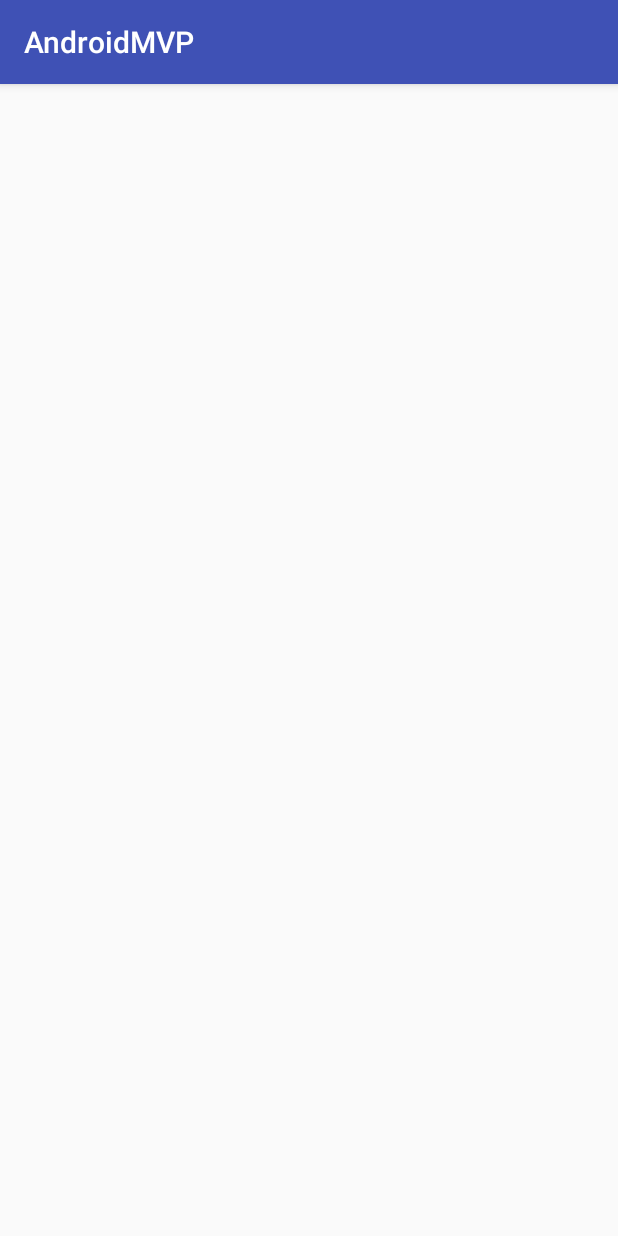
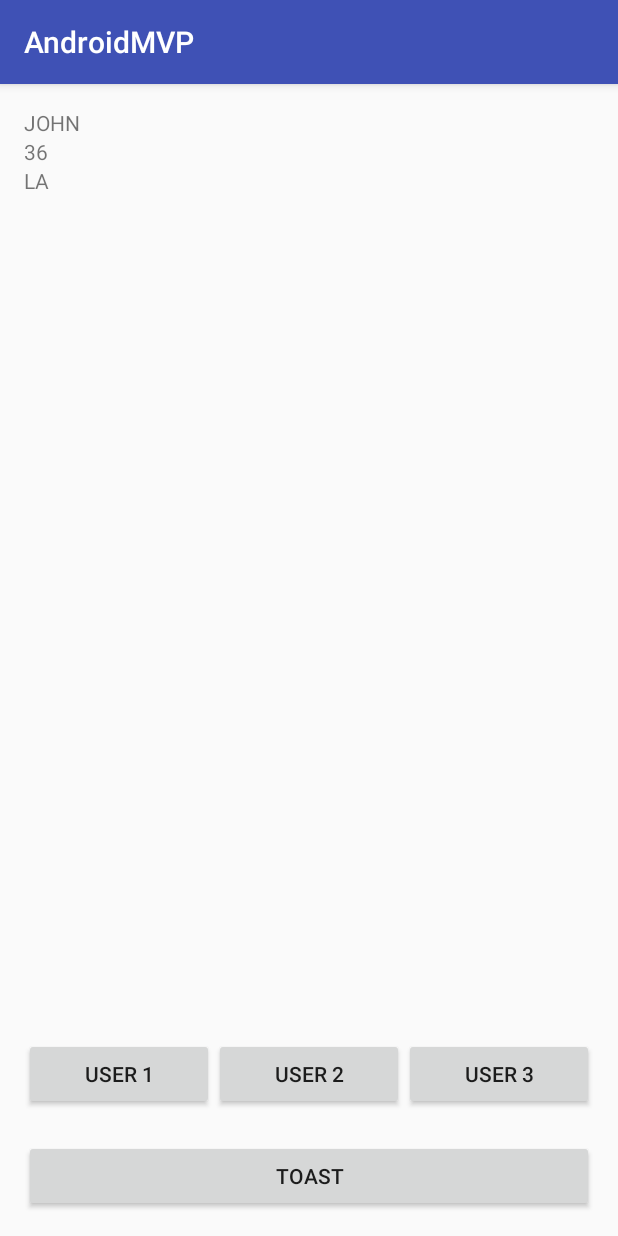
Before and after one commit to magi82/Android_MVP, an Android app: the screen it shows after launch (MainActivity), on a phone screen of 412 x 824 dp. Run offline under Robolectric (Android 15) with nearby library versions, the phone set to English and light mode, and no system bars.

Commit message:
1. change package 2. insert domain layer 3. insert data layer

```diff
--- a/AndroidMVP/app/src/main/AndroidManifest.xml
+++ b/AndroidMVP/app/src/main/AndroidManifest.xml
@@ -8,7 +8,7 @@
         android:label="@string/app_name"
         android:supportsRtl="true"
         android:theme="@style/AppTheme">
-        <activity android:name=".main.MainActivity">
+        <activity android:name=".presentation.main.MainActivity">
             <intent-filter>
                 <action android:name="android.intent.action.MAIN" />
 
--- /dev/null
+++ b/AndroidMVP/app/src/main/java/io/github/magi82/androidmvp/data/DataSource.java
@@ -0,0 +1,15 @@
+package io.github.magi82.androidmvp.data;
+
+/**
+ * Created by magi on 2017. 2. 23..
+ */
+
+public interface DataSource {
+
+    interface ResultCallback<T> {
+
+        void onResultLoaded(T data);
+
+        void onResultNotAvailble();
+    }
+}
--- /dev/null
+++ b/AndroidMVP/app/src/main/java/io/github/magi82/androidmvp/data/account/AccountDataSource.java
@@ -0,0 +1,15 @@
+package io.github.magi82.androidmvp.data.account;
+
+import io.github.magi82.androidmvp.data.DataSource;
+import io.github.magi82.androidmvp.data.account.model.Account;
+
+/**
+ * Created by magi on 2017. 2. 23..
+ */
+
+public interface AccountDataSource extends DataSource {
+
+    void getAccount(ResultCallback<Account> callback);
+
+    void setAccount(Account sInfo, ResultCallback<Account> callback);
+}
--- /dev/null
+++ b/AndroidMVP/app/src/main/java/io/github/magi82/androidmvp/data/account/AccountRepository.java
@@ -0,0 +1,41 @@
+package io.github.magi82.androidmvp.data.account;
+
+import io.github.magi82.androidmvp.data.account.model.Account;
+
+/**
+ * Created by magi on 2017. 2. 23..
+ */
+
+public class AccountRepository implements AccountDataSource {
+
+    private static AccountRepository INSTANCE = null;
+
+    private Account mAccount = null;
+
+    public static AccountRepository getInstance() {
+        if (INSTANCE == null) {
+            INSTANCE = new AccountRepository();
+        }
+
+        return INSTANCE;
+    }
+
+    @Override
+    public void getAccount(ResultCallback<Account> callback) {
+        if (mAccount != null) {
+            callback.onResultLoaded(mAccount);
+        } else {
+            callback.onResultNotAvailble();
+        }
+    }
+
+    @Override
+    public void setAccount(Account sInfo, ResultCallback<Account> callback) {
+        if (sInfo != null) {
+            mAccount = sInfo;
+            callback.onResultLoaded(mAccount);
+        } else {
+            callback.onResultNotAvailble();
+        }
+    }
+}
--- a/AndroidMVP/app/src/main/java/io/github/magi82/androidmvp/model/AccountInfo.java
+++ b/AndroidMVP/app/src/main/java/io/github/magi82/androidmvp/data/account/model/Account.java
@@ -1,10 +1,10 @@
-package io.github.magi82.androidmvp.model;
+package io.github.magi82.androidmvp.data.account.model;
 
 /**
  * Created by quse on 2017. 2. 19..
  */
 
-public class AccountInfo {
+public class Account {
     private String mName;
     private String mAge;
     private String mAddress;
@@ -22,7 +22,7 @@ public class AccountInfo {
     }
 
     public void setAge(String strAge) {
-        this.mAge = mAge;
+        this.mAge = strAge;
     }
 
     public String getAddress() {
@@ -30,6 +30,6 @@ public class AccountInfo {
     }
 
     public void setAddress(String strAddress) {
-        this.mAddress = mAddress;
+        this.mAddress = strAddress;
     }
 }
--- /dev/null
+++ b/AndroidMVP/app/src/main/java/io/github/magi82/androidmvp/domain/UseCase.java
@@ -0,0 +1,17 @@
+package io.github.magi82.androidmvp.domain;
+
+import io.github.magi82.androidmvp.data.account.model.Account;
+
+/**
+ * Created by magi on 2017. 2. 23..
+ */
+
+public interface UseCase {
+
+    interface UseCaseCallback<T> {
+
+        void onSuccess(T data);
+
+        void onFail();
+    }
+}
--- /dev/null
+++ b/AndroidMVP/app/src/main/java/io/github/magi82/androidmvp/domain/usecase/AccountUseCase.java
@@ -0,0 +1,49 @@
+package io.github.magi82.androidmvp.domain.usecase;
+
+import io.github.magi82.androidmvp.data.account.AccountDataSource;
+import io.github.magi82.androidmvp.data.account.AccountRepository;
+import io.github.magi82.androidmvp.data.account.model.Account;
+import io.github.magi82.androidmvp.domain.UseCase;
+
+/**
+ * Created by magi on 2017. 2. 23..
+ */
+
+public class AccountUseCase implements UseCase {
+
+    private final AccountRepository mRepository;
+
+    public AccountUseCase(AccountRepository sRepository) {
+        mRepository = sRepository;
+    }
+
+    public void setAccountInfo(Account sInfo, final UseCase.UseCaseCallback<Account> callback) {
+        if (sInfo != null) {
+            mRepository.setAccount(sInfo, new AccountDataSource.ResultCallback<Account>() {
+                @Override
+                public void onResultLoaded(Account data) {
+                    callback.onSuccess(data);
+                }
+
+                @Override
+                public void onResultNotAvailble() {
+                    callback.onFail();
+                }
+            });
+        }
+    }
+
+    public void getAccountInfo(final UseCase.UseCaseCallback<Account> callback) {
+        mRepository.getAccount(new AccountDataSource.ResultCallback<Account>() {
+            @Override
+            public void onResultLoaded(Account data) {
+                callback.onSuccess(data);
+            }
+
+            @Override
+            public void onResultNotAvailble() {
+                callback.onFail();
+            }
+        });
+    }
+}
--- a/AndroidMVP/app/src/main/java/io/github/magi82/androidmvp/main/MainActivity.java
+++ /dev/null
@@ -1,41 +0,0 @@
-package io.github.magi82.androidmvp.main;
-
-import android.support.v7.app.AppCompatActivity;
-import android.os.Bundle;
-import android.widget.TextView;
-
-import io.github.magi82.androidmvp.R;
-
-public class MainActivity extends AppCompatActivity implements MainContract.View {
-
-    private MainContract.Presenter mPresenter;
-
-    @Override
-    protected void onCreate(Bundle savedInstanceState) {
-        super.onCreate(savedInstanceState);
-        setContentView(R.layout.activity_main);
-
-        this.setPresenter(new MainPresenter(this));
-        mPresenter.start();
-    }
-
-    @Override
-    public void setPresenter(MainContract.Presenter presenter) {
-        mPresenter = presenter;
-    }
-
-    @Override
-    public void setName(String strName) {
-        ((TextView) findViewById(R.id.name)).setText(strName);
-    }
-
-    @Override
-    public void setAge(String strAge) {
-        ((TextView) findViewById(R.id.name)).setText(strAge);
-    }
-
-    @Override
-    public void setAddress(String strAddress) {
-        ((TextView) findViewById(R.id.name)).setText(strAddress);
-    }
-}
--- a/AndroidMVP/app/src/main/java/io/github/magi82/androidmvp/main/MainContract.java
+++ /dev/null
@@ -1,23 +0,0 @@
-package io.github.magi82.androidmvp.main;
-
-import io.github.magi82.androidmvp.core.BasePresenter;
-import io.github.magi82.androidmvp.core.BaseView;
-
-/**
- * Created by quse on 2017. 2. 19..
- */
-
-public interface MainContract {
-
-    interface Presenter extends BasePresenter {
-    }
-
-    interface View extends BaseView<Presenter> {
-
-        void setName(String strName);
-
-        void setAge(String strAge);
-
-        void setAddress(String strAddress);
-    }
-}
--- a/AndroidMVP/app/src/main/java/io/github/magi82/androidmvp/main/MainPresenter.java
+++ /dev/null
@@ -1,30 +0,0 @@
-package io.github.magi82.androidmvp.main;
-
-import io.github.magi82.androidmvp.model.AccountInfo;
-
-/**
- * Created by quse on 2017. 2. 19..
- */
-
-public class MainPresenter implements MainContract.Presenter {
-
-    private MainContract.View mView;
-
-    private AccountInfo mAccountInfo;
-
-    public MainPresenter(MainContract.View view) {
-        mView = view;
-    }
-
-    @Override
-    public void start() {
-        mAccountInfo = new AccountInfo();
-        mAccountInfo.setName("HBK");
-        mAccountInfo.setAge("36");
-        mAccountInfo.setAddress("Korea");
-
-        mView.setName(mAccountInfo.getName());
-        mView.setAge(mAccountInfo.getAge());
-        mView.setAddress(mAccountInfo.getAddress());
-    }
-}
--- a/AndroidMVP/app/src/main/java/io/github/magi82/androidmvp/core/BasePresenter.java
+++ b/AndroidMVP/app/src/main/java/io/github/magi82/androidmvp/presentation/BasePresenter.java
@@ -1,4 +1,4 @@
-package io.github.magi82.androidmvp.core;
+package io.github.magi82.androidmvp.presentation;
 
 /**
  * Created by quse on 2017. 2. 19..
--- a/AndroidMVP/app/src/main/java/io/github/magi82/androidmvp/core/BaseView.java
+++ b/AndroidMVP/app/src/main/java/io/github/magi82/androidmvp/presentation/BaseView.java
@@ -1,4 +1,4 @@
-package io.github.magi82.androidmvp.core;
+package io.github.magi82.androidmvp.presentation;
 
 /**
  * Created by quse on 2017. 2. 19..
--- /dev/null
+++ b/AndroidMVP/app/src/main/java/io/github/magi82/androidmvp/presentation/main/MainActivity.java
@@ -0,0 +1,102 @@
+package io.github.magi82.androidmvp.presentation.main;
+
+import android.support.v7.app.AppCompatActivity;
+import android.os.Bundle;
+import android.view.View;
+import android.widget.Button;
+import android.widget.TextView;
+import android.widget.Toast;
+
+import io.github.magi82.androidmvp.R;
+
+public class MainActivity extends AppCompatActivity implements MainContract.View {
+
+    private MainContract.Presenter mPresenter;
+
+    @Override
+    protected void onCreate(Bundle savedInstanceState) {
+        super.onCreate(savedInstanceState);
+        setContentView(R.layout.activity_main);
+
+        // Create Presenter
+        new MainPresenter(this);
+
+        if (mPresenter != null) {
+            mPresenter.start();
+        }
+
+        Button btnUser1 = (Button) findViewById(R.id.user1);
+        if (btnUser1 != null) {
+            btnUser1.setOnClickListener(new View.OnClickListener() {
+                @Override
+                public void onClick(View view) {
+                    mPresenter.setUser1Data();
+                }
+            });
+        }
+
+        Button btnUser2 = (Button) findViewById(R.id.user2);
+        if (btnUser2 != null) {
+            btnUser2.setOnClickListener(new View.OnClickListener() {
+                @Override
+                public void onClick(View view) {
+                    mPresenter.setUser2Data();
+                }
+            });
+        }
+
+        Button btnUser3 = (Button) findViewById(R.id.user3);
+        if (btnUser3 != null) {
+            btnUser3.setOnClickListener(new View.OnClickListener() {
+                @Override
+                public void onClick(View view) {
+                    mPresenter.setUser3Data();
+                }
+            });
+        }
+
+        Button btnToast = (Button) findViewById(R.id.toast);
+        if (btnToast != null) {
+            btnToast.setOnClickListener(new View.OnClickListener() {
+                @Override
+                public void onClick(View view) {
+                    mPresenter.doToastData();
+                }
+            });
+        }
+    }
+
+    @Override
+    public void setPresenter(MainContract.Presenter presenter) {
+        mPresenter = presenter;
+    }
+
+    @Override
+    public void setName(String strName) {
+        TextView tvName = (TextView) findViewById(R.id.name);
+        if (tvName != null) {
+            tvName.setText(strName);
+        }
+    }
+
+    @Override
+    public void setAge(String strAge) {
+        TextView tvAge = (TextView) findViewById(R.id.age);
+        if (tvAge != null) {
+            tvAge.setText(strAge);
+        }
+    }
+
+    @Override
+    public void setAddress(String strAddress) {
+        TextView tvAddress = (TextView) findViewById(R.id.address);
+        if (tvAddress != null) {
+            tvAddress.setText(strAddress);
+        }
+    }
+
+    @Override
+    public void showToast(String strMessage) {
+        Toast.makeText(this, strMessage, Toast.LENGTH_SHORT).show();
+    }
+}
--- /dev/null
+++ b/AndroidMVP/app/src/main/java/io/github/magi82/androidmvp/presentation/main/MainContract.java
@@ -0,0 +1,33 @@
+package io.github.magi82.androidmvp.presentation.main;
+
+import io.github.magi82.androidmvp.presentation.BasePresenter;
+import io.github.magi82.androidmvp.presentation.BaseView;
+
+/**
+ * Created by quse on 2017. 2. 19..
+ */
+
+public interface MainContract {
+
+    interface Presenter extends BasePresenter {
+
+        void setUser1Data();
+
+        void setUser2Data();
+
+        void setUser3Data();
+
+        void doToastData();
+    }
+
+    interface View extends BaseView<Presenter> {
+
+        void setName(String strName);
+
+        void setAge(String strAge);
+
+        void setAddress(String strAddress);
+
+        void showToast(String strMessage);
+    }
+}
--- /dev/null
+++ b/AndroidMVP/app/src/main/java/io/github/magi82/androidmvp/presentation/main/MainPresenter.java
@@ -0,0 +1,81 @@
+package io.github.magi82.androidmvp.presentation.main;
+
+import io.github.magi82.androidmvp.data.account.AccountRepository;
+import io.github.magi82.androidmvp.data.account.model.Account;
+import io.github.magi82.androidmvp.domain.UseCase;
+import io.github.magi82.androidmvp.domain.usecase.AccountUseCase;
+
+/**
+ * Created by quse on 2017. 2. 19..
+ */
+
+public class MainPresenter implements MainContract.Presenter {
+
+    private MainContract.View mView;
+
+    private AccountUseCase mAccountUseCase;
+
+    public MainPresenter(MainContract.View view) {
+        mView = view;
+        mAccountUseCase = new AccountUseCase(AccountRepository.getInstance());
+        mView.setPresenter(this);
+    }
+
+    @Override
+    public void start() {
+        setData("JOHN", "36", "LA");
+    }
+
+    public void setData(String strName, String strAge, String strAddress) {
+        Account sAccountInfo = new Account();
+        sAccountInfo.setName(strName);
+        sAccountInfo.setAge(strAge);
+        sAccountInfo.setAddress(strAddress);
+
+        mAccountUseCase.setAccountInfo(sAccountInfo, new UseCase.UseCaseCallback<Account>() {
+            @Override
+            public void onSuccess(Account sInfo) {
+                if (sInfo != null) {
+                    mView.setName(sInfo.getName());
+                    mView.setAge(sInfo.getAge());
+                    mView.setAddress(sInfo.getAddress());
+                }
+            }
+
+            @Override
+            public void onFail() {
+                mView.showToast("Error");
+            }
+        });
+    }
+
+    @Override
+    public void setUser1Data() {
+        setData("JOHN", "36", "LA");
+    }
+
+    @Override
+    public void setUser2Data() {
+        setData("MAKO", "31", "JAPAN");
+    }
+
+    @Override
+    public void setUser3Data() {
+        setData("Mr.Hwang", "44", "KOREA");
+    }
+
+    @Override
+    public void doToastData() {
+        mAccountUseCase.getAccountInfo(new UseCase.UseCaseCallback<Account>() {
+            @Override
+            public void onSuccess(Account data) {
+                mView.showToast(data.getName() + " / " + data.getAge() + " / " + data.getAddress());
+            }
+
+            @Override
+            public void onFail() {
+                mView.showToast("Error");
+            }
+        });
+    }
+}
--- a/AndroidMVP/app/src/main/res/layout/activity_main.xml
+++ b/AndroidMVP/app/src/main/res/layout/activity_main.xml
@@ -10,25 +10,65 @@
     android:paddingTop="@dimen/activity_vertical_margin"
     xmlns:android="http://schemas.android.com/apk/res/android"
     xmlns:tools="http://schemas.android.com/tools"
-    tools:context="io.github.magi82.androidmvp.main.MainActivity"
-    >
+    tools:context="io.github.magi82.androidmvp.presentation.main.MainActivity">
+
+    <LinearLayout
+        android:layout_width="match_parent"
+        android:layout_height="0dp"
+        android:layout_weight="1"
+        android:orientation="vertical">
 
         <TextView
             android:id="@+id/name"
             android:layout_width="wrap_content"
-        android:layout_height="wrap_content"
-        />
+            android:layout_height="wrap_content" />
 
         <TextView
             android:id="@+id/age"
             android:layout_width="wrap_content"
-        android:layout_height="wrap_content"
-        />
+            android:layout_height="wrap_content" />
 
         <TextView
             android:id="@+id/address"
             android:layout_width="wrap_content"
-        android:layout_height="wrap_content"
-        />
+            android:layout_height="wrap_content" />
 
     </LinearLayout>
+
+    <LinearLayout
+        android:layout_width="match_parent"
+        android:layout_height="wrap_content"
+        android:orientation="horizontal"
+        android:layout_marginBottom="20dp">
+
+        <Button
+            android:id="@+id/user1"
+            android:layout_width="0dp"
+            android:layout_height="wrap_content"
+            android:layout_weight="1"
+            android:text="@string/String_00" />
+
+        <Button
+            android:id="@+id/user2"
+            android:layout_width="0dp"
+            android:layout_height="wrap_content"
+            android:layout_weight="1"
+            android:text="@string/String_01" />
+
+        <Button
+            android:id="@+id/user3"
+            android:layout_width="0dp"
+            android:layout_height="wrap_content"
+            android:layout_weight="1"
+            android:text="@string/String_02" />
+
+    </LinearLayout>
+
+    <Button
+        android:id="@+id/toast"
+        android:layout_width="match_parent"
+        android:layout_height="wrap_content"
+        android:text="@string/String_03"
+        android:gravity="center" />
+
+</LinearLayout>
--- a/AndroidMVP/app/src/main/res/values/strings.xml
+++ b/AndroidMVP/app/src/main/res/values/strings.xml
@@ -1,3 +1,7 @@
 <resources>
     <string name="app_name">AndroidMVP</string>
+    <string name="String_00">USER 1</string>
+    <string name="String_01">USER 2</string>
+    <string name="String_02">USER 3</string>
+    <string name="String_03">Toast</string>
 </resources>
```
Lines whose indentation alone changed are shown as unchanged.
